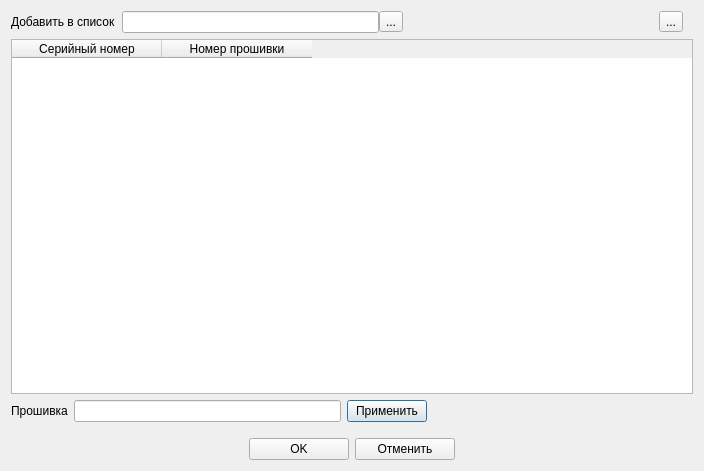
First picture: the form in Remont/platefwwindow.ui, repository AlexeyScherbakov2021/Remont2, before the edit.
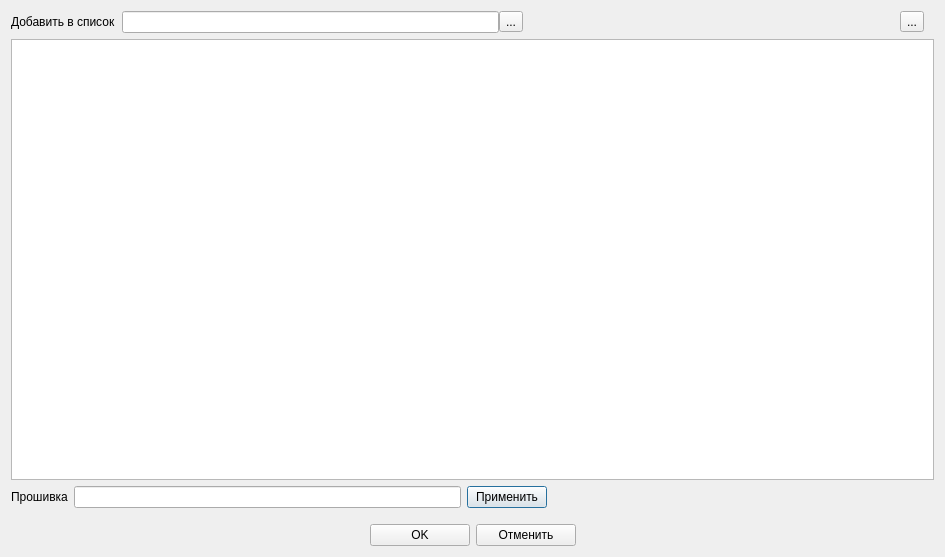
Second picture: the form after the edit. Icons and pictures are not drawn.

```diff
--- a/Remont/platefwwindow.ui
+++ b/Remont/platefwwindow.ui
@@ -6,8 +6,8 @@
    <rect>
     <x>0</x>
     <y>0</y>
-    <width>704</width>
-    <height>471</height>
+    <width>945</width>
+    <height>557</height>
    </rect>
   </property>
   <property name="windowTitle">
@@ -74,7 +74,7 @@
     </layout>
    </item>
    <item>
-    <widget class="QTableWidget" name="twListPlate">
+    <widget class="QTableView" name="tableView">
      <property name="alternatingRowColors">
       <bool>true</bool>
      </property>
@@ -84,25 +84,6 @@
      <property name="selectionBehavior">
       <enum>QAbstractItemView::SelectionBehavior::SelectRows</enum>
      </property>
-     <attribute name="horizontalHeaderCascadingSectionResizes">
-      <bool>false</bool>
-     </attribute>
-     <attribute name="horizontalHeaderMinimumSectionSize">
-      <number>40</number>
-     </attribute>
-     <attribute name="horizontalHeaderDefaultSectionSize">
-      <number>150</number>
-     </attribute>
-     <column>
-      <property name="text">
-       <string>Серийный номер</string>
-      </property>
-     </column>
-     <column>
-      <property name="text">
-       <string>Номер прошивки</string>
-      </property>
-     </column>
     </widget>
    </item>
    <item>
```
Left out of the diff: 3 changed lines with no effect on the pictures.
